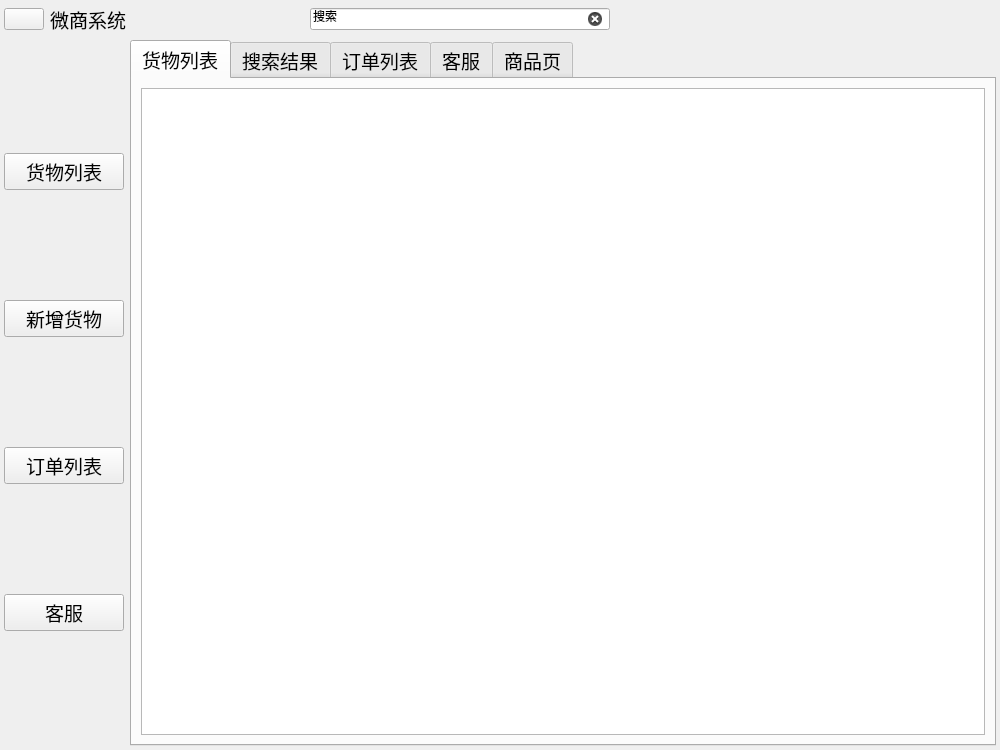
Old version of the form server/mainwindow.ui in the repository Rito-492/E-commerce-system.
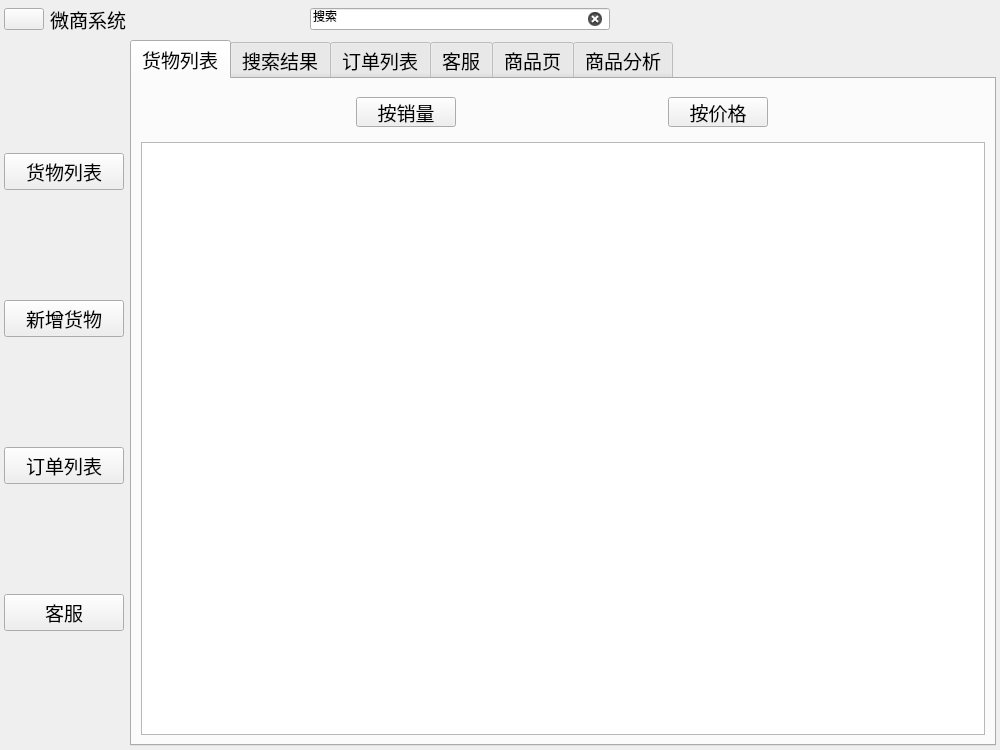
New version of the form. The open tabs and pages were chosen to show the change. Icons and pictures are not drawn.

Diff of the .ui file:
```diff
--- a/server/mainwindow.ui
+++ b/server/mainwindow.ui
@@ -614,6 +614,56 @@
            <string>货物列表</string>
           </attribute>
           <layout class="QVBoxLayout" name="verticalLayout_9">
+           <item>
+            <widget class="QWidget" name="widget_2" native="true">
+             <layout class="QHBoxLayout" name="horizontalLayout_14">
+              <item>
+               <widget class="QPushButton" name="sortButton1">
+                <property name="minimumSize">
+                 <size>
+                  <width>100</width>
+                  <height>30</height>
+                 </size>
+                </property>
+                <property name="maximumSize">
+                 <size>
+                  <width>100</width>
+                  <height>30</height>
+                 </size>
+                </property>
+                <property name="cursor">
+                 <cursorShape>PointingHandCursor</cursorShape>
+                </property>
+                <property name="text">
+                 <string>按销量</string>
+                </property>
+               </widget>
+              </item>
+              <item>
+               <widget class="QPushButton" name="sortButton2">
+                <property name="minimumSize">
+                 <size>
+                  <width>100</width>
+                  <height>30</height>
+                 </size>
+                </property>
+                <property name="maximumSize">
+                 <size>
+                  <width>100</width>
+                  <height>30</height>
+                 </size>
+                </property>
+                <property name="cursor">
+                 <cursorShape>PointingHandCursor</cursorShape>
+                </property>
+                <property name="text">
+                 <string>按价格</string>
+                </property>
+               </widget>
+              </item>
+             </layout>
+            </widget>
+           </item>
            <item>
             <widget class="QListWidget" name="demoListWidget">
              <property name="maximumSize">
@@ -1057,6 +1107,16 @@
            </item>
           </layout>
          </widget>
+         <widget class="QWidget" name="analyseTab">
+          <attribute name="title">
+           <string>商品分析</string>
+          </attribute>
+          <layout class="QHBoxLayout" name="horizontalLayout_27">
+           <item>
+            <layout class="QHBoxLayout" name="analyseLayout"/>
+           </item>
+          </layout>
+         </widget>
         </widget>
        </item>
       </layout>
```
Left out of the diff: 99 changed lines with no effect on the pictures.
